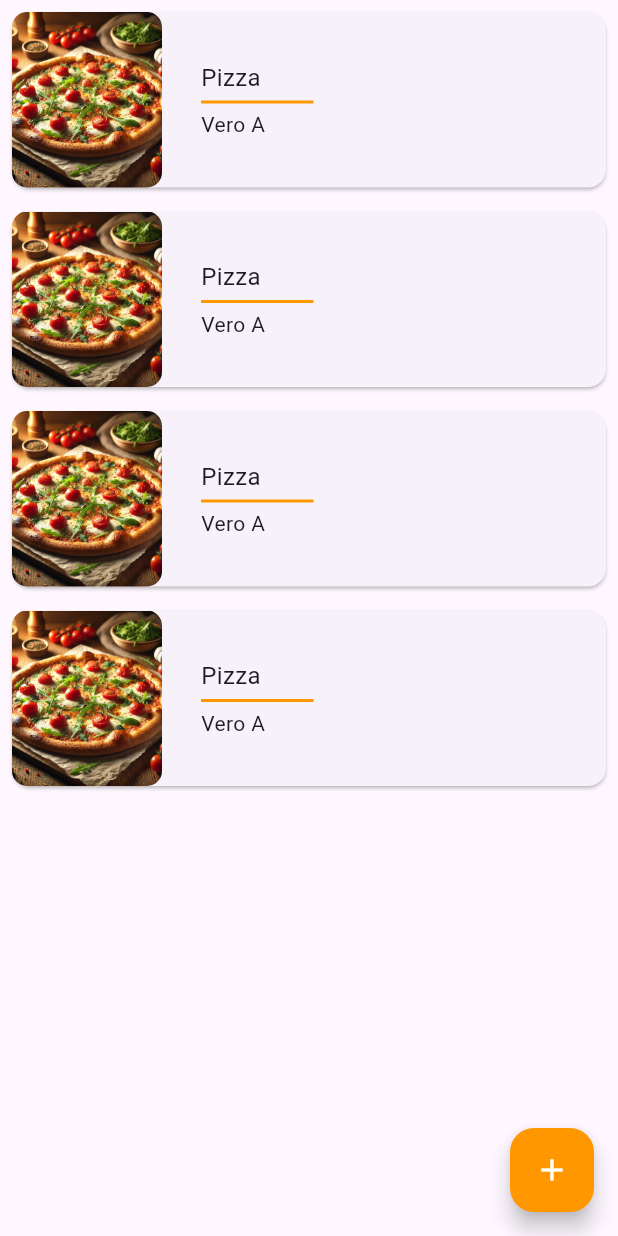
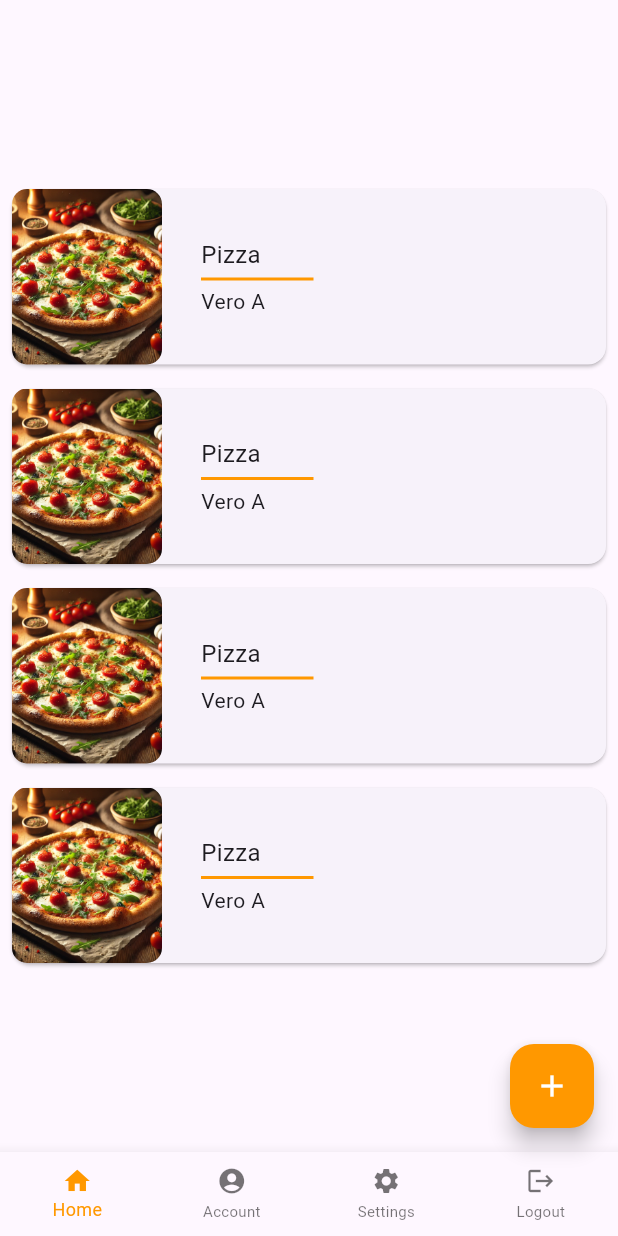
Before and after one commit to systemcrafter/nutri_menu_v2, a Flutter app: the HomePage screen opened directly, on a phone screen of 412 x 824 dp. Run offline on Flutter 3.47's test engine with Material 3 defaults, Android fonts, the light colour scheme and no system bars; Roboto replaces fonts that are missing (QuickSand).

Commit message:
Agregado Nav Bar

```diff
--- a/lib/main.dart
+++ b/lib/main.dart
@@ -1,3 +1,5 @@
+//main.dart
+
 import 'package:flutter/material.dart';
 import 'package:nutri_menu_v2/pages/login_page.dart';
 
@@ -11,6 +13,7 @@ class MyApp extends StatelessWidget {
     return MaterialApp(
       title: 'Material App',
       home: LoginPage(),
+      debugShowCheckedModeBanner: false,
     );
   }
 }
--- a/lib/pages/home_page.dart
+++ b/lib/pages/home_page.dart
@@ -1,29 +1,87 @@
 import 'package:flutter/material.dart';
 import 'package:nutri_menu_v2/pages/recipe_page.dart';
+import 'package:nutri_menu_v2/pages/account_page.dart';
+import 'package:nutri_menu_v2/pages/settings_page.dart';
+import 'package:nutri_menu_v2/pages/logout_page.dart';
 
-class HomePage extends StatelessWidget {
+class HomePage extends StatefulWidget {
   const HomePage({Key? key}) : super(key: key);
+
+  @override
+  _HomePageState createState() => _HomePageState();
+}
+
+class _HomePageState extends State<HomePage> {
+  int _selectedIndex = 0;
+
+  static List<Widget> _widgetOptions = <Widget>[
+    _RecipesList(),
+    const AccountPage(),
+    const SettingsPage(),
+    const LogoutPage(),
+  ];
+
+  void _onItemTapped(int index) {
+    setState(() {
+      _selectedIndex = index;
+    });
+  }
 
   @override
   Widget build(BuildContext context) {
     return Scaffold(
-      body: Column(
-        children: <Widget>[
-          _Recipes(context),
-          _Recipes(context),
-          _Recipes(context),
-          _Recipes(context),
+      body: Center(
+        child: _widgetOptions.elementAt(_selectedIndex),
+      ),
+      bottomNavigationBar: BottomNavigationBar(
+        type: BottomNavigationBarType.fixed,
+        items: const <BottomNavigationBarItem>[
+          BottomNavigationBarItem(
+            icon: Icon(
+              Icons.home,
+              size: 20,
+            ),
+            label: 'Home',
+          ),
+          BottomNavigationBarItem(
+            icon: Icon(
+              Icons.account_circle,
+              size: 20,
+            ),
+            label: 'Account',
+          ),
+          BottomNavigationBarItem(
+            icon: Icon(
+              Icons.settings,
+              size: 20,
+            ),
+            label: 'Settings',
+          ),
+          BottomNavigationBarItem(
+            icon: Icon(
+              Icons.logout,
+              size: 20,
+            ),
+            label: 'Logout',
+          ),
         ],
+        currentIndex: _selectedIndex,
+        selectedItemColor: Colors.orange,
+        selectedLabelStyle: TextStyle(fontSize: 12, fontFamily: 'QuickSand'),
+        unselectedFontSize: 10,
+        onTap: _onItemTapped,
       ),
-      floatingActionButton: FloatingActionButton(
+      floatingActionButton: _selectedIndex == 0
+          ? FloatingActionButton(
               backgroundColor: Colors.orange,
-          child: Icon(
+              child: const Icon(
                 Icons.add,
                 color: Colors.white,
               ),
               onPressed: () {
                 _showBottom(context);
-          }),
+              })
+          : null,
     );
   }
 
@@ -34,8 +92,25 @@ class HomePage extends StatelessWidget {
               width: MediaQuery.of(context).size.width,
               height: 500,
               color: Colors.white,
-              child: FormRecipes(),
+              child: const FormRecipes(),
             ));
+  }
+}
+
+class _RecipesList extends StatelessWidget {
+  @override
+  Widget build(BuildContext context) {
+    return SingleChildScrollView(
+      child: Column(
+        children: <Widget>[
+          _Recipes(context),
+          _Recipes(context),
+          _Recipes(context),
+          _Recipes(context),
+        ],
+      ),
+    );
+  }
 }
 
 Widget _Recipes(BuildContext context) {
@@ -61,28 +136,26 @@ class HomePage extends StatelessWidget {
                 width: 100,
                 child: ClipRRect(
                   borderRadius: BorderRadius.circular(10),
-                    child: Image.asset('assets/images/pizza.png',
-                        fit: BoxFit.cover),
+                  child:
+                      Image.asset('assets/images/pizza.png', fit: BoxFit.cover),
                 ),
               ),
-                SizedBox(width: 26),
+              const SizedBox(width: 26),
               Column(
                 mainAxisAlignment: MainAxisAlignment.center,
                 crossAxisAlignment: CrossAxisAlignment.start,
                 children: <Widget>[
-                    Text('Pizza',
-                        style:
-                            TextStyle(fontSize: 16, fontFamily: 'QuickSand')),
-                    SizedBox(height: 4),
+                  const Text('Pizza',
+                      style: TextStyle(fontSize: 16, fontFamily: 'QuickSand')),
+                  const SizedBox(height: 4),
                   Container(
                     height: 2,
                     width: 75,
                     color: Colors.orange,
                   ),
-                    SizedBox(height: 4),
-                    Text('Vero A',
-                        style:
-                            TextStyle(fontSize: 14, fontFamily: 'QuickSand')),
+                  const SizedBox(height: 4),
+                  const Text('Vero A',
+                      style: TextStyle(fontSize: 14, fontFamily: 'QuickSand')),
                 ],
               )
             ],
@@ -91,7 +164,6 @@ class HomePage extends StatelessWidget {
       ),
     ),
   );
-  }
 }
 
 class FormRecipes extends StatelessWidget {
@@ -106,19 +178,19 @@ class FormRecipes extends StatelessWidget {
     final TextEditingController _recipeDescription = TextEditingController();
 
     return Padding(
-        padding: EdgeInsets.all(8),
+        padding: const EdgeInsets.all(8),
         child: Form(
           key: _formKey,
           child: Column(
             crossAxisAlignment: CrossAxisAlignment.start,
             children: [
-              Text('Agregar Receta',
+              const Text('Agregar Receta',
                   style: TextStyle(
                       color: Colors.orange,
                       fontSize: 18,
                       fontWeight: FontWeight.bold,
                       fontFamily: 'QuickSand')),
-              SizedBox(height: 10),
+              const SizedBox(height: 10),
               _buildtextField(
                   controller: _recipeName,
                   label: 'Nombre de la Receta',
@@ -128,7 +200,7 @@ class FormRecipes extends StatelessWidget {
                     }
                     return null;
                   }),
-              SizedBox(height: 10),
+              const SizedBox(height: 10),
               _buildtextField(
                   controller: _recipeAuthor,
                   label: 'Autor de la Receta',
@@ -138,7 +210,7 @@ class FormRecipes extends StatelessWidget {
                     }
                     return null;
                   }),
-              SizedBox(height: 10),
+              const SizedBox(height: 10),
               _buildtextField(
                   controller: _recipeImage,
                   label: 'Enlace Imagen de la Receta',
@@ -148,7 +220,7 @@ class FormRecipes extends StatelessWidget {
                     }
                     return null;
                   }),
-              SizedBox(height: 10),
+              const SizedBox(height: 10),
               _buildtextField(
                   maxLines: 4,
                   controller: _recipeDescription,
@@ -159,7 +231,7 @@ class FormRecipes extends StatelessWidget {
                     }
                     return null;
                   }),
-              SizedBox(height: 16),
+              const SizedBox(height: 16),
               Center(
                   child: ElevatedButton(
                 onPressed: () {
@@ -173,7 +245,7 @@ class FormRecipes extends StatelessWidget {
                     borderRadius: BorderRadius.circular(10),
                   ),
                 ),
-                child: Text(
+                child: const Text(
                   'Guardar',
                   style: TextStyle(
                       fontSize: 16,
@@ -194,12 +266,13 @@ class FormRecipes extends StatelessWidget {
     return TextFormField(
       decoration: InputDecoration(
           labelText: label,
-          labelStyle: TextStyle(color: Colors.orange, fontFamily: 'QuickSand'),
+          labelStyle:
+              const TextStyle(color: Colors.orange, fontFamily: 'QuickSand'),
           border: OutlineInputBorder(
             borderRadius: BorderRadius.circular(10),
           ),
           focusedBorder: OutlineInputBorder(
-              borderSide: BorderSide(color: Colors.orange, width: 1),
+              borderSide: const BorderSide(color: Colors.orange, width: 1),
               borderRadius: BorderRadius.circular(10))),
       validator: validator,
       maxLines: maxLines,
```
Also changed, not shown: lib/pages/logout_page.dart (added, +70 -0 lines). Lines whose indentation alone changed are shown as unchanged.
